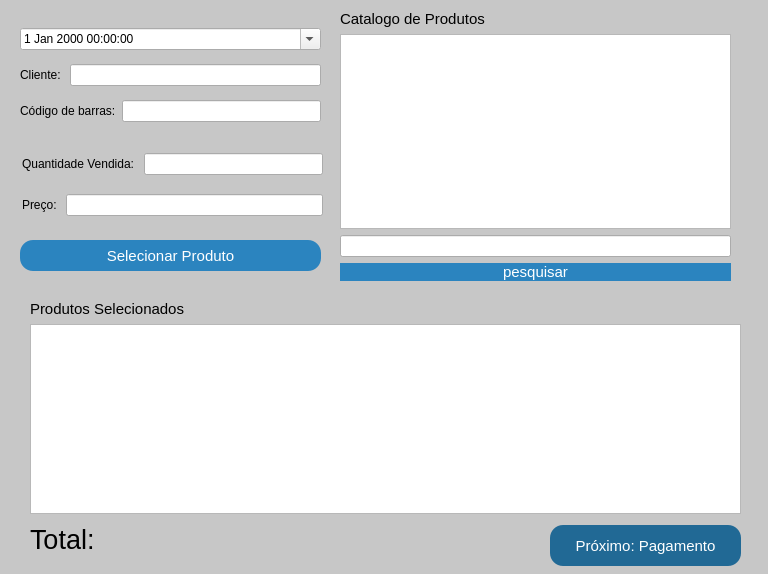
The window that venda.ui (GabR36/QEstoqueLoja) describes before a commit, drawn with Qt 5.
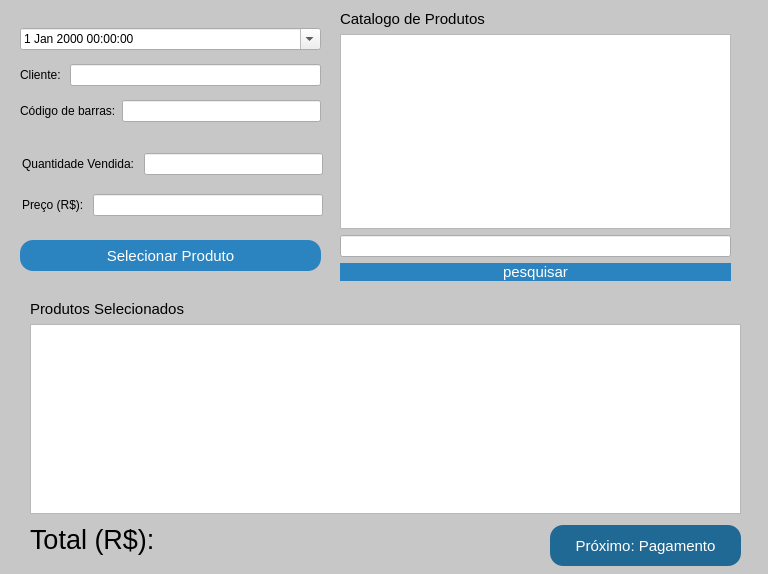
The same window after the commit.

The edit to the form file:
```diff
--- a/venda.ui
+++ b/venda.ui
@@ -99,7 +99,7 @@
       <item>
        <widget class="QLabel" name="label_3">
         <property name="text">
-         <string>Preço: </string>
+         <string>Preço (R$): </string>
         </property>
        </widget>
       </item>
@@ -179,7 +179,7 @@
        </font>
       </property>
       <property name="text">
-       <string>Total:</string>
+       <string>Total (R$):</string>
       </property>
      </widget>
     </item>
```
